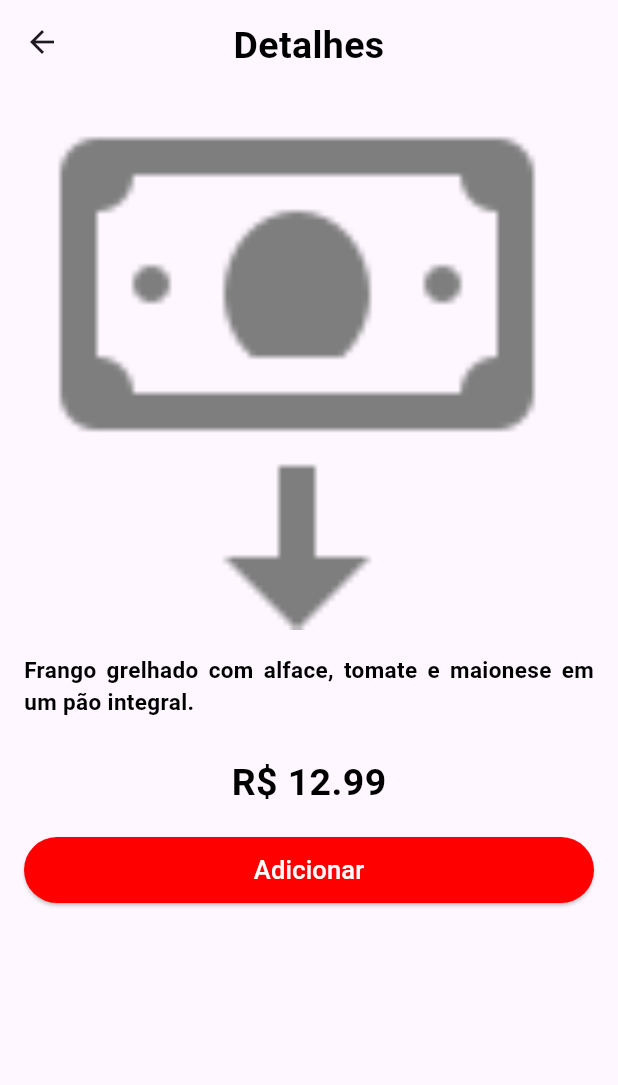
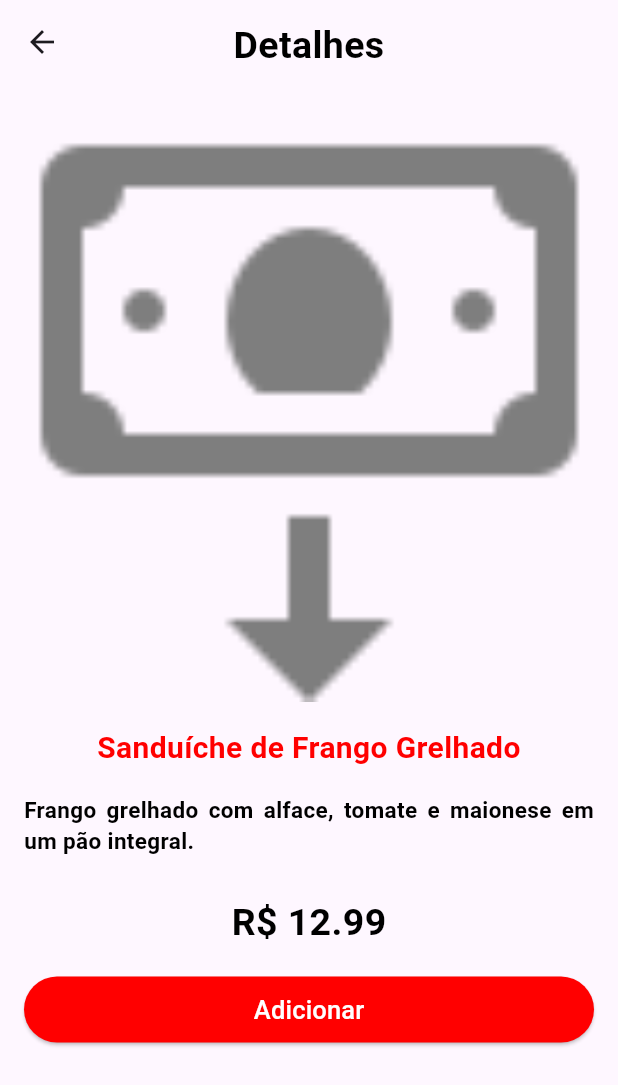
Before and after one commit to caiolara090/Joses_Burger, a Flutter app: the screen it shows after launch, after a tap on "Sanduíche de Frango Grelhado", on a phone screen of 412 x 824 dp. Shown: the top 1085 px of the screen. Run offline on Flutter 3.47's test engine with Material 3 defaults, Android fonts, the phone set to English and light mode, and no system bars; our stand-ins replace qr_flutter.

Commit message:
Alterando o body da página de detalhes

```diff
--- a/josesburguer/lib/DetalhesProduto.dart
+++ b/josesburguer/lib/DetalhesProduto.dart
@@ -59,19 +59,26 @@
     crossAxisAlignment: CrossAxisAlignment.stretch,
     children: [
       if (widget.produto != null)
+        Column(
+          children: [
+
             Container(
-                padding: EdgeInsets.symmetric(horizontal: 16),
-                child: Row(
-                  children: [
-                    Expanded(
-                      flex: 1,
+              height: MediaQuery.of(context).size.height * 0.5, // Ajusta a altura da imagem
               child: Image.asset(
                 'assets/image_0.png',
                 fit: BoxFit.cover,
               ),
             ),
-                    SizedBox(width: 16),
           ],
+        ),
+        SizedBox(height: 16),
+        Text(
+              widget.produto.nome,
+              textAlign: TextAlign.center,
+              style: TextStyle(
+                fontSize: 20,
+                fontWeight: FontWeight.bold,
+                color: const Color.fromARGB(255, 255, 0, 0),
               ),
             ),
       SizedBox(height: 16),
@@ -126,6 +133,8 @@
     ],
   ),
 ),
+
+
       // bottomNavigationBar: BottomNavigationBar(
       //   backgroundColor: const Color.fromARGB(255, 255, 0, 0),
       //   selectedItemColor: Color.fromARGB(255, 0, 0, 0),
```
Lines whose indentation alone changed are shown as unchanged.
